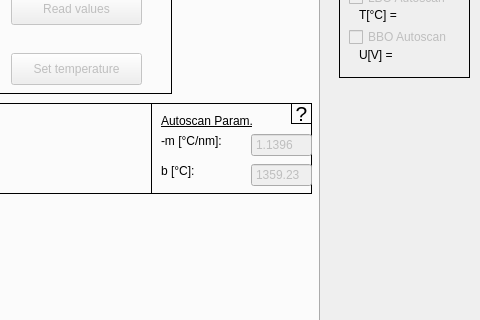
This is pulsed_laser_interface.ui in XenoBene/PulsedLaserGUI as Qt 5 draws it before an edit; both pictures show x 281 to 761 and y 153 to 473 of the 761 by 786 pixel window. The edited form follows.
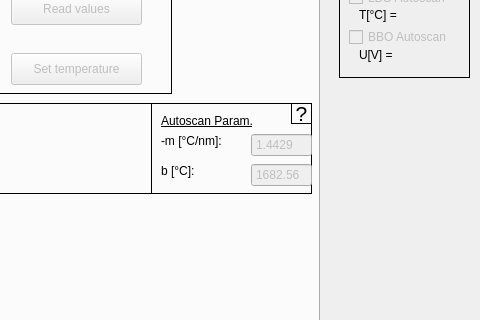
This is the edited form. The open tabs and pages were chosen to show the change.

What changed in the file:
```diff
--- a/pulsed_laser_interface.ui
+++ b/pulsed_laser_interface.ui
@@ -2559,7 +2559,7 @@
         <double>0.100000000000000</double>
        </property>
        <property name="value">
-        <double>1.139600000000000</double>
+        <double>1.442900000000000</double>
        </property>
       </widget>
       <widget class="QDoubleSpinBox" name="lbo_lineEdit_offset">
@@ -2593,7 +2593,7 @@
         <double>0.100000000000000</double>
        </property>
        <property name="value">
-        <double>1359.230000000000018</double>
+        <double>1682.560000000000018</double>
        </property>
       </widget>
       <widget class="QLabel" name="label_27">
```
